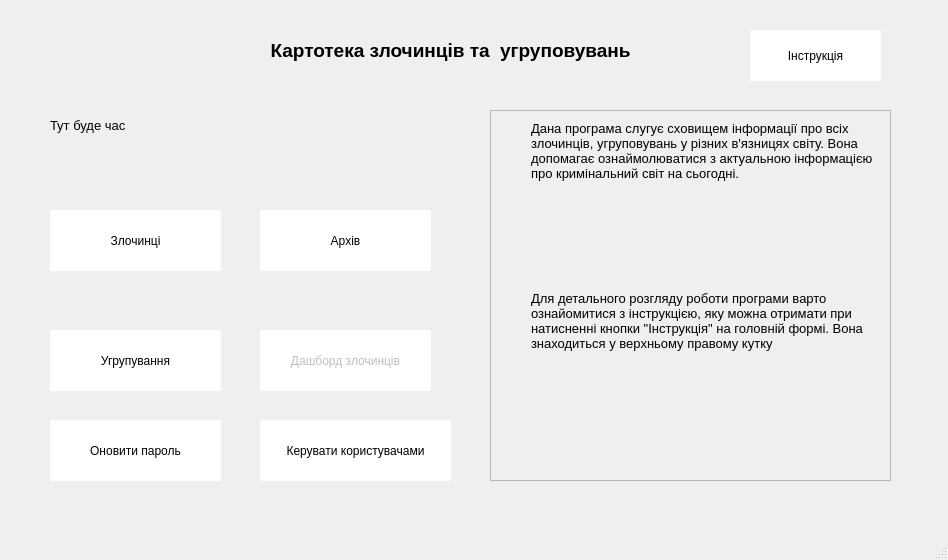
The window that app/gui/main.ui (ValRudyka/courseprogram) describes before a commit, drawn with Qt 5.
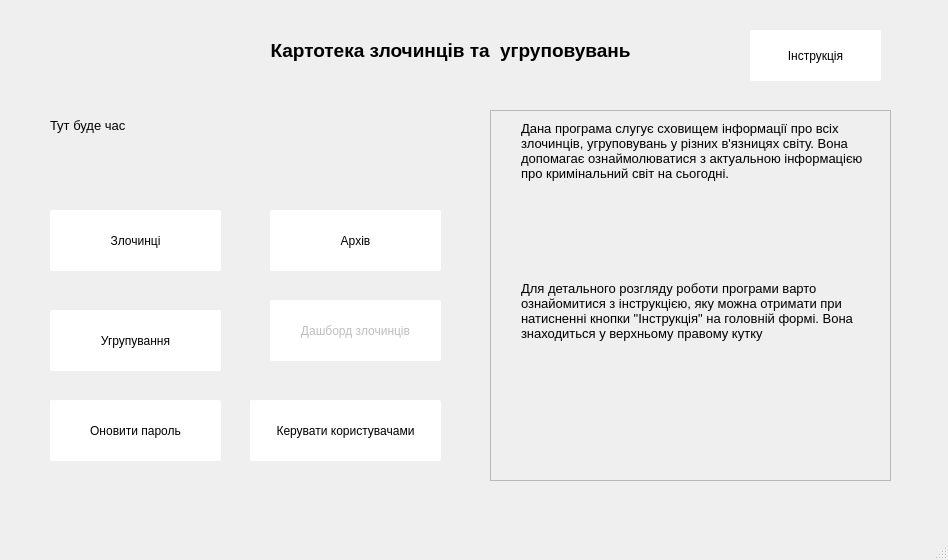
The same window after the commit. Icons and pictures are not drawn.

Commit message: update main menu ui

The edit to the form file:
```diff
--- a/app/gui/main.ui
+++ b/app/gui/main.ui
@@ -123,7 +123,7 @@
     <property name="geometry">
      <rect>
       <x>50</x>
-      <y>330</y>
+      <y>310</y>
       <width>171</width>
       <height>61</height>
      </rect>
@@ -153,7 +153,7 @@
     </property>
     <property name="geometry">
      <rect>
-      <x>260</x>
+      <x>270</x>
       <y>210</y>
       <width>171</width>
       <height>61</height>
@@ -196,8 +196,8 @@
     <widget class="QLabel" name="label_4">
      <property name="geometry">
       <rect>
-       <x>40</x>
-       <y>180</y>
+       <x>30</x>
+       <y>170</y>
        <width>361</width>
        <height>191</height>
       </rect>
@@ -243,7 +243,7 @@
     <widget class="QLabel" name="label_3">
      <property name="geometry">
       <rect>
-       <x>40</x>
+       <x>30</x>
        <y>10</y>
        <width>351</width>
        <height>171</height>
@@ -294,8 +294,8 @@
     </property>
     <property name="geometry">
      <rect>
-      <x>260</x>
-      <y>330</y>
+      <x>270</x>
+      <y>300</y>
       <width>171</width>
       <height>61</height>
      </rect>
@@ -323,7 +323,7 @@
     <property name="geometry">
      <rect>
       <x>50</x>
-      <y>420</y>
+      <y>400</y>
       <width>171</width>
       <height>61</height>
      </rect>
@@ -350,8 +350,8 @@
    <widget class="QPushButton" name="pushButton_7">
     <property name="geometry">
      <rect>
-      <x>260</x>
-      <y>420</y>
+      <x>250</x>
+      <y>400</y>
       <width>191</width>
       <height>61</height>
      </rect>
```
The commit also changes 1 other file.
